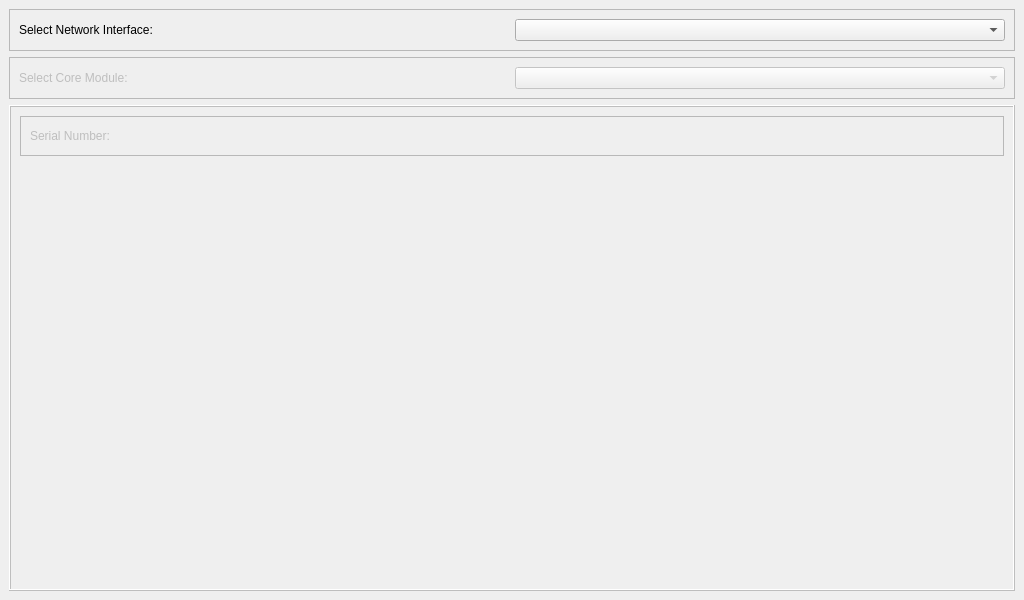
This is Storage_Manager_app/mainwindow.ui in arizonaCameraLab/ASDP_Render_Module as Qt 5 draws it before an edit. The edited form follows.
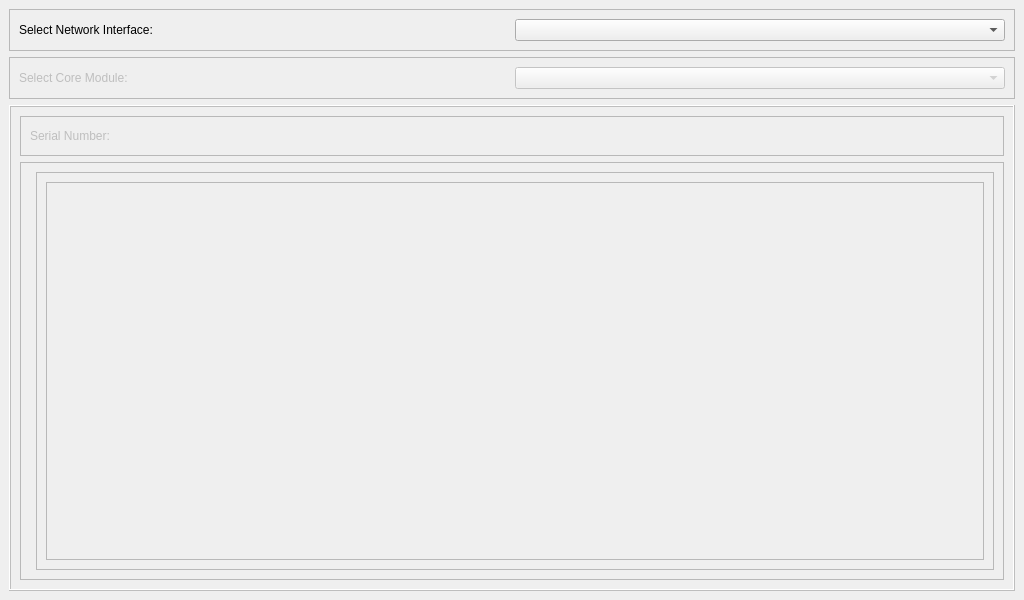
This is the edited form.

Commit message: Continuing to implement Storage Manager

Patch:
```diff
--- a/Storage_Manager_app/mainwindow.ui
+++ b/Storage_Manager_app/mainwindow.ui
@@ -117,17 +117,41 @@
         </widget>
        </item>
        <item>
-        <spacer name="verticalSpacer">
-         <property name="orientation">
-          <enum>Qt::Vertical</enum>
+        <widget class="QFrame" name="frame">
+         <property name="frameShape">
+          <enum>QFrame::StyledPanel</enum>
          </property>
-         <property name="sizeHint" stdset="0">
-          <size>
-           <width>20</width>
-           <height>40</height>
-          </size>
+         <property name="frameShadow">
+          <enum>QFrame::Raised</enum>
          </property>
-        </spacer>
+         <layout class="QHBoxLayout" name="horizontalLayout_4">
+          <item>
+           <widget class="QFrame" name="frameSettings">
+            <property name="frameShape">
+             <enum>QFrame::StyledPanel</enum>
+            </property>
+            <property name="frameShadow">
+             <enum>QFrame::Raised</enum>
+            </property>
+           </widget>
+          </item>
+          <item>
+           <widget class="QFrame" name="frameInfo">
+            <property name="frameShape">
+             <enum>QFrame::StyledPanel</enum>
+            </property>
+            <property name="frameShadow">
+             <enum>QFrame::Raised</enum>
+            </property>
+            <layout class="QVBoxLayout" name="verticalLayout_3">
+             <item>
+              <widget class="QTextEdit" name="textEditInfo"/>
+             </item>
+            </layout>
+           </widget>
+          </item>
+         </layout>
+        </widget>
        </item>
       </layout>
      </widget>
```
Left out of the diff: 17 changed lines with no effect on the pictures. The commit also changes 2 other files.
